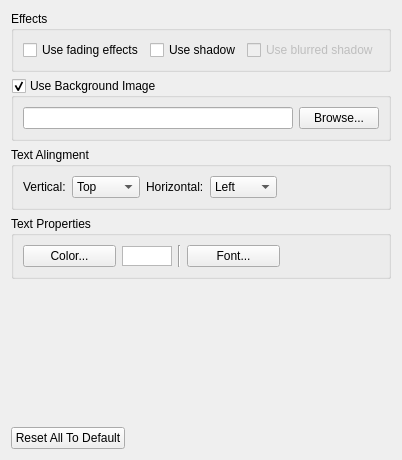
This is src/announcementsettingwidget.ui in SoftProjector/src as Qt 5 draws it before an edit. The edited form follows.
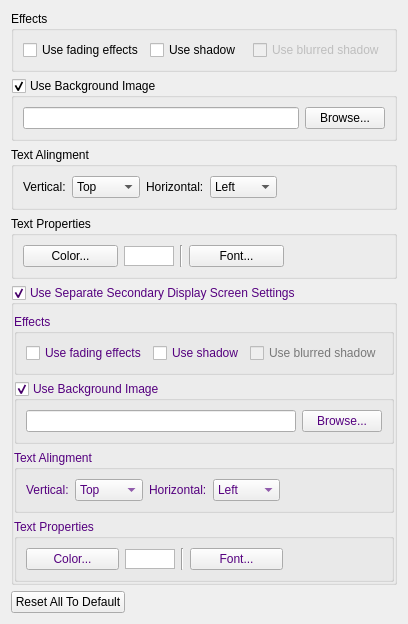
This is the edited form.

Commit message: softProjector 2.0DevelBuild2 release Enables full support for two separate display screens

Patch:
```diff
--- a/src/announcementsettingwidget.ui
+++ b/src/announcementsettingwidget.ui
@@ -7,13 +7,13 @@
     <x>0</x>
     <y>0</y>
     <width>399</width>
-    <height>460</height>
+    <height>549</height>
    </rect>
   </property>
   <property name="windowTitle">
    <string>Form</string>
   </property>
-  <layout class="QVBoxLayout" name="verticalLayout">
+  <layout class="QVBoxLayout" name="verticalLayout_2">
    <item>
     <widget class="QGroupBox" name="groupBoxEffects">
      <property name="title">
@@ -57,7 +57,7 @@
     </widget>
    </item>
    <item>
-    <widget class="QGroupBox" name="groupBox_Background">
+    <widget class="QGroupBox" name="groupBoxBackground">
      <property name="title">
       <string>Use Background Image</string>
      </property>
@@ -83,7 +83,7 @@
     </widget>
    </item>
    <item>
-    <widget class="QGroupBox" name="groupBox_textAlingment">
+    <widget class="QGroupBox" name="groupBoxTextAlingment">
      <property name="title">
       <string>Text Alingment</string>
      </property>
@@ -157,7 +157,7 @@
     </widget>
    </item>
    <item>
-    <widget class="QGroupBox" name="groupBox_textProperties">
+    <widget class="QGroupBox" name="groupBoxTextProperties">
      <property name="title">
       <string>Text Properties</string>
      </property>
@@ -221,6 +221,503 @@
      </layout>
     </widget>
    </item>
+   <item>
+    <widget class="QGroupBox" name="groupBoxUseDisp2">
+     <property name="palette">
+      <palette>
+       <active>
+        <colorrole role="WindowText">
+         <brush brushstyle="SolidPattern">
+          <color alpha="255">
+           <red>85</red>
+           <green>0</green>
+           <blue>127</blue>
+          </color>
+         </brush>
+        </colorrole>
+        <colorrole role="Text">
+         <brush brushstyle="SolidPattern">
+          <color alpha="255">
+           <red>85</red>
+           <green>0</green>
+           <blue>127</blue>
+          </color>
+         </brush>
+        </colorrole>
+        <colorrole role="ButtonText">
+         <brush brushstyle="SolidPattern">
+          <color alpha="255">
+           <red>85</red>
+           <green>0</green>
+           <blue>127</blue>
+          </color>
+         </brush>
+        </colorrole>
+        <colorrole role="Highlight">
+         <brush brushstyle="SolidPattern">
+          <color alpha="255">
+           <red>170</red>
+           <green>85</green>
+           <blue>255</blue>
+          </color>
+         </brush>
+        </colorrole>
+       </active>
+       <inactive>
+        <colorrole role="WindowText">
+         <brush brushstyle="SolidPattern">
+          <color alpha="255">
+           <red>85</red>
+           <green>0</green>
+           <blue>127</blue>
+          </color>
+         </brush>
+        </colorrole>
+        <colorrole role="Text">
+         <brush brushstyle="SolidPattern">
+          <color alpha="255">
+           <red>85</red>
+           <green>0</green>
+           <blue>127</blue>
+          </color>
+         </brush>
+        </colorrole>
+        <colorrole role="ButtonText">
+         <brush brushstyle="SolidPattern">
+          <color alpha="255">
+           <red>85</red>
+           <green>0</green>
+           <blue>127</blue>
+          </color>
+         </brush>
+        </colorrole>
+        <colorrole role="Highlight">
+         <brush brushstyle="SolidPattern">
+          <color alpha="255">
+           <red>170</red>
+           <green>85</green>
+           <blue>255</blue>
+          </color>
+         </brush>
+        </colorrole>
+       </inactive>
+       <disabled>
+        <colorrole role="WindowText">
+         <brush brushstyle="SolidPattern">
+          <color alpha="255">
+           <red>120</red>
+           <green>120</green>
+           <blue>120</blue>
+          </color>
+         </brush>
+        </colorrole>
+        <colorrole role="Text">
+         <brush brushstyle="SolidPattern">
+          <color alpha="255">
+           <red>120</red>
+           <green>120</green>
+           <blue>120</blue>
+          </color>
+         </brush>
+        </colorrole>
+        <colorrole role="ButtonText">
+         <brush brushstyle="SolidPattern">
+          <color alpha="255">
+           <red>120</red>
+           <green>120</green>
+           <blue>120</blue>
+          </color>
+         </brush>
+        </colorrole>
+        <colorrole role="Highlight">
+         <brush brushstyle="SolidPattern">
+          <color alpha="255">
+           <red>51</red>
+           <green>153</green>
+           <blue>255</blue>
+          </color>
+         </brush>
+        </colorrole>
+       </disabled>
+      </palette>
+     </property>
+     <property name="title">
+      <string>Use Separate Secondary Display Screen Settings</string>
+     </property>
+     <property name="flat">
+      <bool>true</bool>
+     </property>
+     <property name="checkable">
+      <bool>true</bool>
+     </property>
+     <layout class="QVBoxLayout" name="verticalLayout">
+      <property name="leftMargin">
+       <number>0</number>
+      </property>
+      <property name="rightMargin">
+       <number>0</number>
+      </property>
+      <property name="bottomMargin">
+       <number>0</number>
+      </property>
+      <item>
+       <widget class="QGroupBox" name="groupBoxEffects2">
+        <property name="palette">
+         <palette>
+          <active>
+           <colorrole role="WindowText">
+            <brush brushstyle="SolidPattern">
+             <color alpha="255">
+              <red>85</red>
+              <green>0</green>
+              <blue>127</blue>
+             </color>
+            </brush>
+           </colorrole>
+          </active>
+          <inactive>
+           <colorrole role="WindowText">
+            <brush brushstyle="SolidPattern">
+             <color alpha="255">
+              <red>85</red>
+              <green>0</green>
+              <blue>127</blue>
+             </color>
+            </brush>
+           </colorrole>
+          </inactive>
+          <disabled>
+           <colorrole role="WindowText">
+            <brush brushstyle="SolidPattern">
+             <color alpha="255">
+              <red>120</red>
+              <green>120</green>
+              <blue>120</blue>
+             </color>
+            </brush>
+           </colorrole>
+          </disabled>
+         </palette>
+        </property>
+        <property name="title">
+         <string>Effects</string>
+        </property>
+        <layout class="QHBoxLayout" name="horizontalLayout_7">
+         <item>
+          <widget class="QCheckBox" name="checkBoxUseFading2">
+           <property name="toolTip">
+            <string>If checked, when switching displayed text, fades the old text out and fades the new text in .</string>
+           </property>
+           <property name="text">
+            <string>Use fading effects</string>
+           </property>
+          </widget>
+         </item>
+         <item>
+          <widget class="QCheckBox" name="checkBoxUseShadow2">
+           <property name="toolTip">
+            <string>Useful when using a wallpaper image. Displays a fancy shadow effect.</string>
+           </property>
+           <property name="text">
+            <string>Use shadow</string>
+           </property>
+          </widget>
+         </item>
+         <item>
+          <widget class="QCheckBox" name="checkBoxUseBlurredShadow2">
+           <property name="enabled">
+            <bool>false</bool>
+           </property>
+           <property name="toolTip">
+            <string>Useful when using a wallpaper image. Displays a fancy shadow effect.</string>
+           </property>
+           <property name="text">
+            <string>Use blurred shadow</string>
+           </property>
+          </widget>
+         </item>
+        </layout>
+       </widget>
+      </item>
+      <item>
+       <widget class="QGroupBox" name="groupBoxBackground2">
+        <property name="palette">
+         <palette>
+          <active>
+           <colorrole role="WindowText">
+            <brush brushstyle="SolidPattern">
+             <color alpha="255">
+              <red>85</red>
+              <green>0</green>
+              <blue>127</blue>
+             </color>
+            </brush>
+           </colorrole>
+          </active>
+          <inactive>
+           <colorrole role="WindowText">
+            <brush brushstyle="SolidPattern">
+             <color alpha="255">
+              <red>85</red>
+              <green>0</green>
+              <blue>127</blue>
+             </color>
+            </brush>
+           </colorrole>
+          </inactive>
+          <disabled>
+           <colorrole role="WindowText">
+            <brush brushstyle="SolidPattern">
+             <color alpha="255">
+              <red>120</red>
+              <green>120</green>
+              <blue>120</blue>
+             </color>
+            </brush>
+           </colorrole>
+          </disabled>
+         </palette>
+        </property>
+        <property name="title">
+         <string>Use Background Image</string>
+        </property>
+        <property name="checkable">
+         <bool>true</bool>
+        </property>
+        <layout class="QHBoxLayout" name="horizontalLayout_5">
+         <item>
+          <widget class="QLineEdit" name="lineEditBackground2">
+           <property name="readOnly">
+            <bool>true</bool>
+           </property>
+          </widget>
+         </item>
+         <item>
+          <widget class="QPushButton" name="buttonBackground2">
+           <property name="text">
+            <string>Browse...</string>
+           </property>
+          </widget>
+         </item>
+        </layout>
+       </widget>
+      </item>
+      <item>
+       <widget class="QGroupBox" name="groupBoxTextAlingment2">
+        <property name="palette">
+         <palette>
+          <active>
+           <colorrole role="WindowText">
+            <brush brushstyle="SolidPattern">
+             <color alpha="255">
+              <red>85</red>
+              <green>0</green>
+              <blue>127</blue>
+             </color>
+            </brush>
+           </colorrole>
+          </active>
+          <inactive>
+           <colorrole role="WindowText">
+            <brush brushstyle="SolidPattern">
+             <color alpha="255">
+              <red>85</red>
+              <green>0</green>
+              <blue>127</blue>
+             </color>
+            </brush>
+           </colorrole>
+          </inactive>
+          <disabled>
+           <colorrole role="WindowText">
+            <brush brushstyle="SolidPattern">
+             <color alpha="255">
+              <red>120</red>
+              <green>120</green>
+              <blue>120</blue>
+             </color>
+            </brush>
+           </colorrole>
+          </disabled>
+         </palette>
+        </property>
+        <property name="title">
+         <string>Text Alingment</string>
+        </property>
+        <layout class="QGridLayout" name="gridLayout_9">
+         <item row="0" column="6">
+          <spacer name="horizontalSpacer15">
+           <property name="orientation">
+            <enum>Qt::Horizontal</enum>
+           </property>
+           <property name="sizeHint" stdset="0">
+            <size>
+             <width>59</width>
+             <height>20</height>
+            </size>
+           </property>
+          </spacer>
+         </item>
+         <item row="0" column="1">
+          <widget class="QLabel" name="labelVertical2">
+           <property name="text">
+            <string>Vertical:</string>
+           </property>
+          </widget>
+         </item>
+         <item row="0" column="4">
+          <widget class="QLabel" name="labelHorizontal2">
+           <property name="text">
+            <string>Horizontal:</string>
+           </property>
+          </widget>
+         </item>
+         <item row="0" column="2">
+          <widget class="QComboBox" name="comboBoxVerticalAling2">
+           <item>
+            <property name="text">
+             <string>Top</string>
+            </property>
+           </item>
+           <item>
+            <property name="text">
+             <string>Middle</string>
+            </property>
+           </item>
+           <item>
+            <property name="text">
+             <string>Bottom</string>
+            </property>
+           </item>
+          </widget>
+         </item>
+         <item row="0" column="5">
+          <widget class="QComboBox" name="comboBoxHorizontalAling2">
+           <item>
+            <property name="text">
+             <string>Left</string>
+            </property>
+           </item>
+           <item>
+            <property name="text">
+             <string>Center</string>
+            </property>
+           </item>
+           <item>
+            <property name="text">
+             <string>Right</string>
+            </property>
+           </item>
+          </widget>
+         </item>
+        </layout>
+       </widget>
+      </item>
+      <item>
+       <widget class="QGroupBox" name="groupBoxTextProperties2">
+        <property name="palette">
+         <palette>
+          <active>
+           <colorrole role="WindowText">
+            <brush brushstyle="SolidPattern">
+             <color alpha="255">
+              <red>85</red>
+              <green>0</green>
+              <blue>127</blue>
+             </color>
+            </brush>
+           </colorrole>
+          </active>
+          <inactive>
+           <colorrole role="WindowText">
+            <brush brushstyle="SolidPattern">
+             <color alpha="255">
+              <red>85</red>
+              <green>0</green>
+              <blue>127</blue>
+             </color>
+            </brush>
+           </colorrole>
+          </inactive>
+          <disabled>
+           <colorrole role="WindowText">
+            <brush brushstyle="SolidPattern">
+             <color alpha="255">
+              <red>120</red>
+              <green>120</green>
+              <blue>120</blue>
+             </color>
+            </brush>
+           </colorrole>
+          </disabled>
+         </palette>
+        </property>
+        <property name="title">
+         <string>Text Properties</string>
+        </property>
+        <layout class="QHBoxLayout" name="horizontalLayout_6">
+         <item>
+          <widget class="QPushButton" name="buttonTextColor2">
+           <property name="text">
+            <string>Color...</string>
+           </property>
+          </widget>
+         </item>
+         <item>
+          <widget class="QGraphicsView" name="graphicViewTextColor2">
+           <property name="sizePolicy">
+            <sizepolicy hsizetype="Fixed" vsizetype="Fixed">
+             <horstretch>0</horstretch>
+             <verstretch>0</verstretch>
+            </sizepolicy>
+           </property>
+           <property name="minimumSize">
+            <size>
+             <width>50</width>
+             <height>20</height>
+            </size>
+           </property>
+           <property name="maximumSize">
+            <size>
+             <width>50</width>
+             <height>20</height>
+            </size>
+           </property>
+          </widget>
+         </item>
+         <item>
+          <widget class="Line" name="line2">
+           <property name="orientation">
+            <enum>Qt::Vertical</enum>
+           </property>
+          </widget>
+         </item>
+         <item>
+          <widget class="QPushButton" name="buttonFont2">
+           <property name="text">
+            <string>Font...</string>
+           </property>
+          </widget>
+         </item>
+         <item>
+          <widget class="QLabel" name="labelFont2">
+           <property name="sizePolicy">
+            <sizepolicy hsizetype="Minimum" vsizetype="Preferred">
+             <horstretch>0</horstretch>
+             <verstretch>0</verstretch>
+            </sizepolicy>
+           </property>
+           <property name="wordWrap">
+            <bool>true</bool>
+           </property>
+          </widget>
+         </item>
+        </layout>
+       </widget>
+      </item>
+     </layout>
+    </widget>
+   </item>
    <item>
     <spacer name="verticalSpacer">
      <property name="orientation">
@@ -229,7 +726,7 @@
      <property name="sizeHint" stdset="0">
       <size>
        <width>20</width>
-       <height>123</height>
+       <height>0</height>
       </size>
      </property>
     </spacer>
```
Left out of the diff: 28 changed lines with no effect on the pictures. The commit also changes 20 other files.
